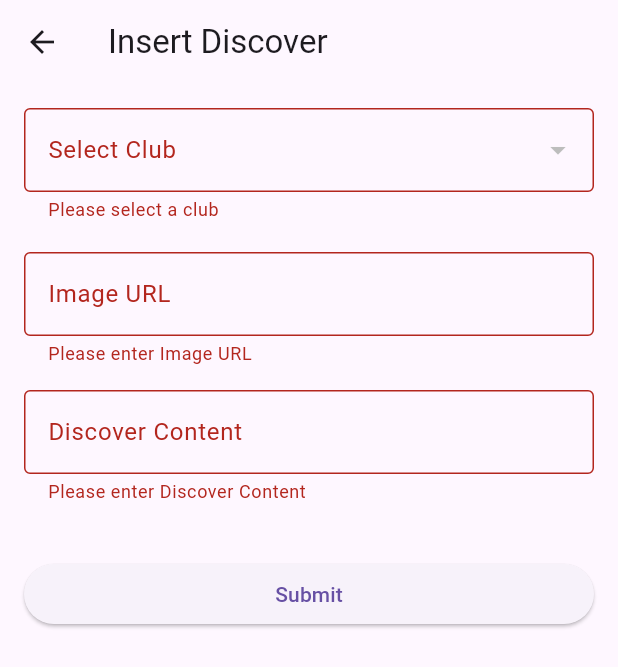
After one commit to YangMin1022/Student-Platform-CGP, a Flutter app: the InsertDiscoverPage screen opened directly, after a tap on "Submit", on a phone screen of 412 x 824 dp. The commit adds this screen. Shown: the top 667 px of the screen. Run offline on Flutter 3.47's test engine with Material 3 defaults, Android fonts, the phone set to English and light mode, and no system bars; our stand-ins replace cloud_firestore, firebase_auth, firebase_core, fluttertoast; accounts and stored records are empty.

```diff
--- /dev/null
+++ b/lib/insert_discover.dart
@@ -0,0 +1,155 @@
+import 'package:flutter/material.dart';
+import 'package:cloud_firestore/cloud_firestore.dart';
+
+class InsertDiscoverPage extends StatefulWidget {
+  const InsertDiscoverPage({Key? key}) : super(key: key);
+
+  @override
+  State<InsertDiscoverPage> createState() => _InsertDiscoverPageState();
+}
+
+class _InsertDiscoverPageState extends State<InsertDiscoverPage> {
+  // Controllers for text fields for discover content and image URL.
+  final TextEditingController _discoverImageUrlController = TextEditingController();
+  final TextEditingController _discoverContentController = TextEditingController();
+
+  // For club selection
+  String? _selectedClubId;
+  String? _selectedClubName;
+  List<Map<String, dynamic>> _clubs = [];
+
+  final _formKey = GlobalKey<FormState>();
+  bool _isSubmitting = false;
+
+  // Fetch clubs from Firestore and store in _clubs list.
+  Future<void> _fetchClubs() async {
+    QuerySnapshot snapshot = await FirebaseFirestore.instance.collection('clubs').get();
+    setState(() {
+      _clubs = snapshot.docs.map((doc) {
+        Map data = doc.data() as Map<String, dynamic>;
+        return {
+          'clubId': doc.id,
+          'clubName': data['clubName'] ?? 'Unnamed Club',
+        };
+      }).toList();
+    });
+  }
+
+  @override
+  void initState() {
+    super.initState();
+    _fetchClubs();
+  }
+
+  Future<void> _submitDiscover() async {
+    if (!_formKey.currentState!.validate() || _selectedClubId == null) return;
+
+    setState(() {
+      _isSubmitting = true;
+    });
+
+    try {
+      await FirebaseFirestore.instance
+          .collection('clubs')
+          .doc(_selectedClubId)
+          .collection('discover')
+          .add({
+        'discoverImageUrl': _discoverImageUrlController.text.trim(),
+        'discoverContent': _discoverContentController.text.trim(),
+        'clubName': _selectedClubName, // stored for reference
+        'createdAt': Timestamp.now(),
+      });
+
+      ScaffoldMessenger.of(context).showSnackBar(
+        const SnackBar(content: Text('Discover added successfully!')),
+      );
+
+      // Clear all fields after successful submission.
+      _discoverImageUrlController.clear();
+      _discoverContentController.clear();
+      setState(() {
+        _selectedClubId = null;
+        _selectedClubName = null;
+      });
+    } catch (e) {
+      ScaffoldMessenger.of(context).showSnackBar(
+        SnackBar(content: Text('Failed to add Discover: $e')),
+      );
+    } finally {
+      setState(() {
+        _isSubmitting = false;
+      });
+    }
+  }
+
+  Widget _buildTextField(String label, TextEditingController controller, {bool isNumeric = false}) {
+    return Padding(
+      padding: const EdgeInsets.only(bottom: 16),
+      child: TextFormField(
+        controller: controller,
+        keyboardType: isNumeric ? TextInputType.number : TextInputType.text,
+        validator: (value) {
+          if (value == null || value.isEmpty) {
+            return 'Please enter $label';
+          }
+          return null;
+        },
+        decoration: InputDecoration(
+          labelText: label,
+          border: OutlineInputBorder(),
+        ),
+      ),
+    );
+  }
+
+  Widget _buildClubDropdown() {
+    return DropdownButtonFormField<String>(
+      decoration: InputDecoration(
+        labelText: "Select Club",
+        border: OutlineInputBorder(),
+      ),
+      value: _selectedClubId,
+      items: _clubs.map((club) {
+        return DropdownMenuItem<String>(
+          value: club['clubId'],
+          child: Text(club['clubName']),
+        );
+      }).toList(),
+      onChanged: (value) {
+        setState(() {
+          _selectedClubId = value;
+          _selectedClubName = _clubs.firstWhere((club) => club['clubId'] == value)['clubName'];
+        });
+      },
+      validator: (value) => value == null ? "Please select a club" : null,
+    );
+  }
+
+  @override
+  Widget build(BuildContext context) {
+    return Scaffold(
+      appBar: AppBar(
+        title: const Text('Insert Discover'),
+      ),
+      body: Form(
+        key: _formKey,
+        child: ListView(
+          padding: const EdgeInsets.symmetric(horizontal: 16, vertical: 16),
+          children: [
+            _buildClubDropdown(),
+            const SizedBox(height: 20),
+            _buildTextField('Image URL', _discoverImageUrlController),
+            _buildTextField('Discover Content', _discoverContentController),
+            const SizedBox(height: 20),
+            ElevatedButton(
+              onPressed: _isSubmitting ? null : _submitDiscover,
+              child: _isSubmitting
+                  ? const CircularProgressIndicator(color: Colors.white)
+                  : const Text('Submit'),
+            ),
+          ],
+        ),
+      ),
+    );
+  }
+}
```
Also changed, not shown: lib/admin_page.dart (+10 -1 lines), lib/discover_page.dart (+107 -29 lines).
